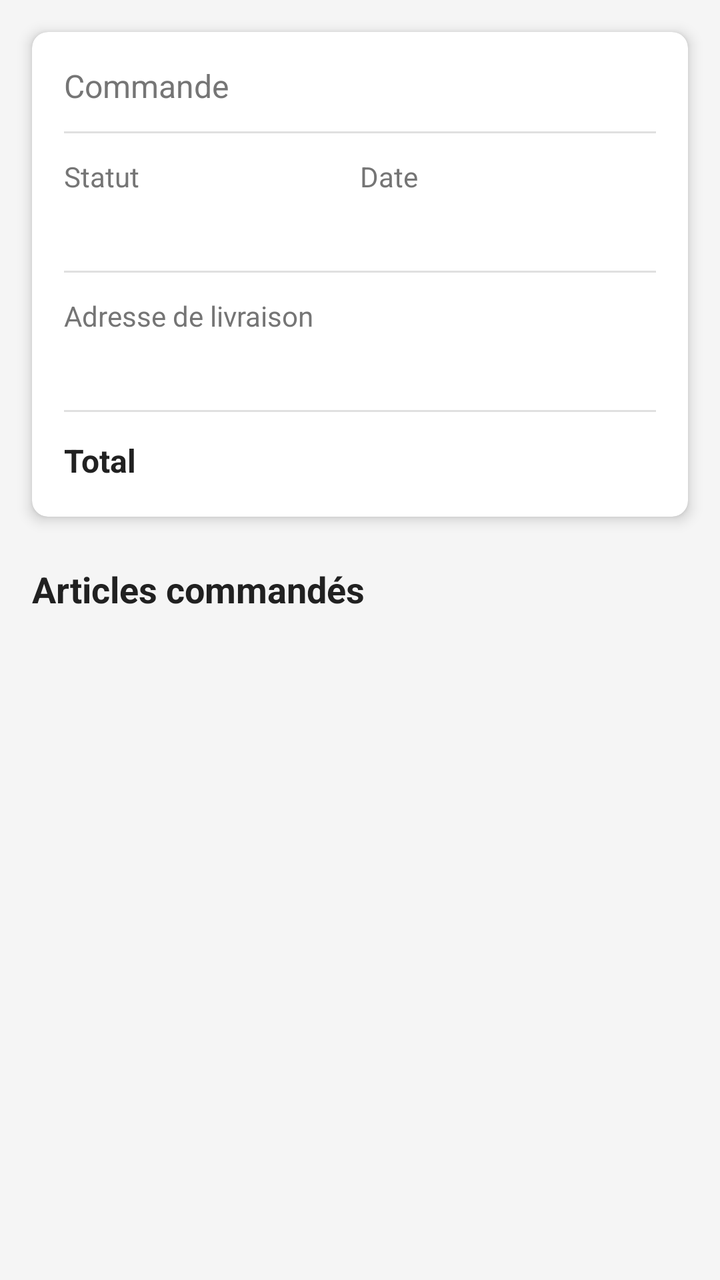
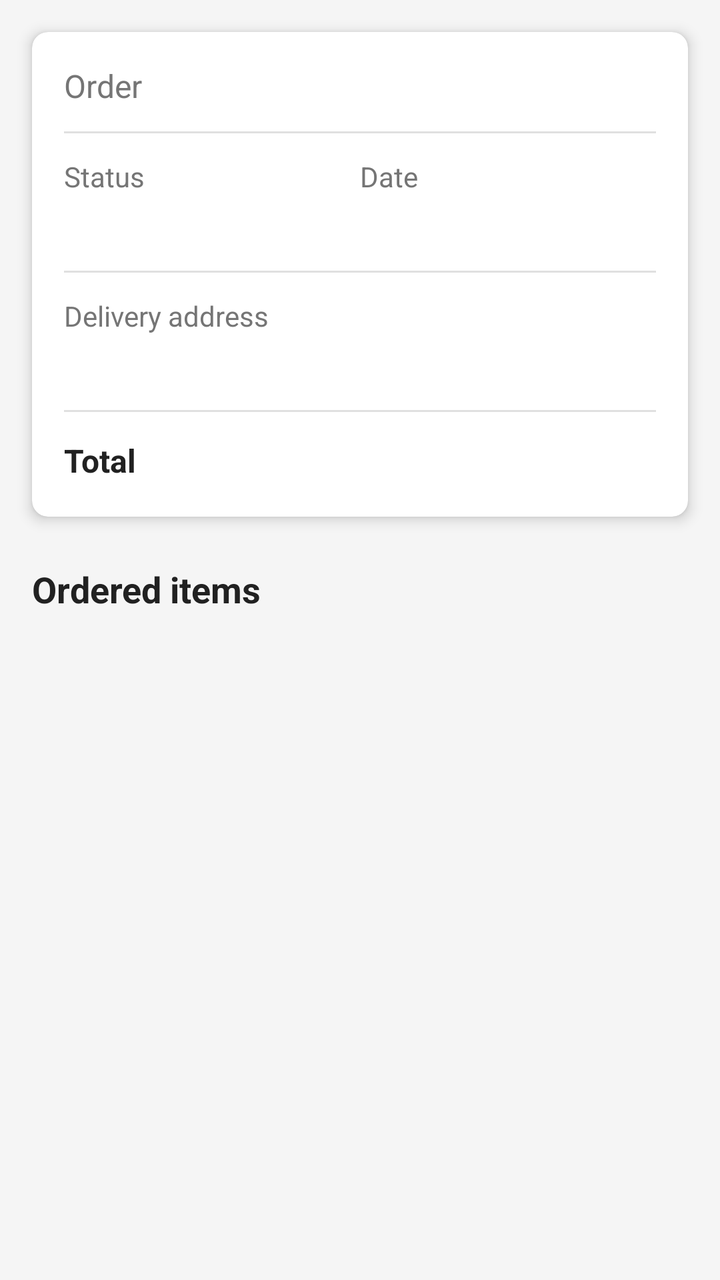

Before-and-after screenshots of an Android layout around one commit, followed by the original layout XML and the change that was made.
<!-- AndroidManifest.xml: application theme Theme.Clm_iot2 -->
<!-- res/layout/fragment_single_order.xml -->
<?xml version="1.0" encoding="utf-8"?>
<androidx.coordinatorlayout.widget.CoordinatorLayout
        xmlns:android="http://schemas.android.com/apk/res/android"
        xmlns:app="http://schemas.android.com/apk/res-auto"
        android:layout_width="match_parent"
        android:layout_height="match_parent"
        android:background="@color/background_color">

    <com.google.android.material.appbar.AppBarLayout
            android:layout_width="match_parent"
            android:layout_height="wrap_content"/>


    <androidx.core.widget.NestedScrollView
            android:layout_width="match_parent"
            android:layout_height="match_parent"
            app:layout_behavior="@string/appbar_scrolling_view_behavior">

        <LinearLayout
                android:layout_width="match_parent"
                android:layout_height="wrap_content"
                android:orientation="vertical">

            
            <com.google.android.material.card.MaterialCardView
                    android:layout_width="match_parent"
                    android:layout_height="wrap_content"
                    android:layout_margin="16dp"
                    app:cardCornerRadius="8dp"
                    app:cardElevation="4dp">

                <LinearLayout
                        android:layout_width="match_parent"
                        android:layout_height="wrap_content"
                        android:orientation="vertical"
                        android:padding="16dp">

                    <LinearLayout
                            android:layout_width="match_parent"
                            android:layout_height="wrap_content"
                            android:orientation="horizontal"
                            android:gravity="center_vertical">

                        <TextView
                                android:layout_width="0dp"
                                android:layout_height="wrap_content"
                                android:layout_weight="1"
                                android:text="Commande"
                                android:textSize="16sp"
                                android:textColor="@color/secondary_text_color"/>

                        <TextView
                                android:id="@+id/orderId"
                                android:layout_width="wrap_content"
                                android:layout_height="wrap_content"
                                android:textSize="16sp"
                                android:textStyle="bold"
                                android:textColor="@color/primary_text_color"/>
                    </LinearLayout>

                    <View
                            android:layout_width="match_parent"
                            android:layout_height="1dp"
                            android:layout_marginTop="12dp"
                            android:layout_marginBottom="12dp"
                            android:background="@color/divider_color"/>

                    <LinearLayout
                            android:layout_width="match_parent"
                            android:layout_height="wrap_content"
                            android:orientation="horizontal">

                        <LinearLayout
                                android:layout_width="0dp"
                                android:layout_height="wrap_content"
                                android:layout_weight="1"
                                android:orientation="vertical">

                            <TextView
                                    android:layout_width="wrap_content"
                                    android:layout_height="wrap_content"
                                    android:text="Statut"
                                    android:textSize="14sp"
                                    android:textColor="@color/secondary_text_color"/>

                            <TextView
                                    android:id="@+id/orderStatus"
                                    android:layout_width="wrap_content"
                                    android:layout_height="wrap_content"
                                    android:layout_marginTop="4dp"
                                    android:textSize="16sp"
                                    android:textColor="@color/primary_text_color"/>
                        </LinearLayout>

                        <LinearLayout
                                android:layout_width="0dp"
                                android:layout_height="wrap_content"
                                android:layout_weight="1"
                                android:orientation="vertical">

                            <TextView
                                    android:layout_width="wrap_content"
                                    android:layout_height="wrap_content"
                                    android:text="Date"
                                    android:textSize="14sp"
                                    android:textColor="@color/secondary_text_color"/>

                            <TextView
                                    android:id="@+id/orderDate"
                                    android:layout_width="wrap_content"
                                    android:layout_height="wrap_content"
                                    android:layout_marginTop="4dp"
                                    android:textSize="16sp"
                                    android:textColor="@color/primary_text_color"/>
                        </LinearLayout>
                    </LinearLayout>

                    <View
                            android:layout_width="match_parent"
                            android:layout_height="1dp"
                            android:layout_marginTop="12dp"
                            android:layout_marginBottom="12dp"
                            android:background="@color/divider_color"/>

                    <LinearLayout
                            android:layout_width="match_parent"
                            android:layout_height="wrap_content"
                            android:orientation="vertical">

                        <TextView
                                android:layout_width="wrap_content"
                                android:layout_height="wrap_content"
                                android:text="Adresse de livraison"
                                android:textSize="14sp"
                                android:textColor="@color/secondary_text_color"/>

                        <TextView
                                android:id="@+id/orderAddress"
                                android:layout_width="wrap_content"
                                android:layout_height="wrap_content"
                                android:layout_marginTop="4dp"
                                android:textSize="16sp"
                                android:textColor="@color/primary_text_color"/>
                    </LinearLayout>

                    <View
                            android:layout_width="match_parent"
                            android:layout_height="1dp"
                            android:layout_marginTop="12dp"
                            android:layout_marginBottom="12dp"
                            android:background="@color/divider_color"/>

                    <LinearLayout
                            android:layout_width="match_parent"
                            android:layout_height="wrap_content"
                            android:orientation="horizontal"
                            android:gravity="center_vertical">

                        <TextView
                                android:layout_width="0dp"
                                android:layout_height="wrap_content"
                                android:layout_weight="1"
                                android:text="Total"
                                android:textSize="16sp"
                                android:textStyle="bold"
                                android:textColor="@color/primary_text_color"/>

                        <TextView
                                android:id="@+id/orderTotal"
                                android:layout_width="wrap_content"
                                android:layout_height="wrap_content"
                                android:textSize="18sp"
                                android:textStyle="bold"
                                android:textColor="@color/accent_color"/>
                    </LinearLayout>
                </LinearLayout>
            </com.google.android.material.card.MaterialCardView>

            
            <TextView
                    android:layout_width="match_parent"
                    android:layout_height="wrap_content"
                    android:layout_marginStart="16dp"
                    android:layout_marginEnd="16dp"
                    android:layout_marginTop="8dp"
                    android:text="Articles commandés"
                    android:textSize="18sp"
                    android:textStyle="bold"
                    android:textColor="@color/primary_text_color"/>

            
            <android.widget.ProgressBar
                    android:id="@+id/productLoadingProgressBar"
                    android:layout_width="wrap_content"
                    android:layout_height="wrap_content"
                    android:layout_gravity="center"
                    android:visibility="gone"
                    android:indeterminate="true"/>


            
            <androidx.recyclerview.widget.RecyclerView
                    android:id="@+id/orderProductsList"
                    android:layout_width="match_parent"
                    android:layout_height="wrap_content"
                    android:layout_marginTop="8dp"
                    android:layout_marginBottom="16dp"
                    android:nestedScrollingEnabled="false"/>

        </LinearLayout>
    </androidx.core.widget.NestedScrollView>
</androidx.coordinatorlayout.widget.CoordinatorLayout>
<!-- resources referenced by this layout -->
<resources>
  <color name="accent_color">#FF5722</color>
  <color name="background_color">#F5F5F5</color>
  <color name="divider_color">#E0E0E0</color>
  <color name="primary_text_color">#212121</color>
  <color name="secondary_text_color">#757575</color>
  <style name="Theme.Clm_iot2" parent="Theme.MaterialComponents.DayNight.DarkActionBar">
          
          <item name="colorPrimary">@color/purple_500</item>
          <item name="colorPrimaryVariant">@color/purple_700</item>
          <item name="colorOnPrimary">@color/white</item>
          
          <item name="colorSecondary">@color/teal_200</item>
          <item name="colorSecondaryVariant">@color/teal_700</item>
          <item name="colorOnSecondary">@color/black</item>
          
          <item name="android:statusBarColor">?attr/colorPrimaryVariant</item>
          
      </style>
  <color name="purple_500">#FF6200EE</color>
  <color name="purple_700">#FF3700B3</color>
  <color name="white">#FFFFFF</color>
  <color name="teal_200">#FF03DAC5</color>
  <color name="teal_700">#FF018786</color>
  <color name="black">#000000</color>
</resources>

<!-- the commit's change to res/layout/fragment_single_order.xml (unified diff, before → after) -->
@@ -45,7 +45,7 @@
                                 android:layout_width="0dp"
                                 android:layout_height="wrap_content"
                                 android:layout_weight="1"
-                                android:text="Commande"
+                                android:text="@string/order_text"
                                 android:textSize="16sp"
                                 android:textColor="@color/secondary_text_color"/>
 
@@ -79,7 +79,7 @@
                             <TextView
                                     android:layout_width="wrap_content"
                                     android:layout_height="wrap_content"
-                                    android:text="Statut"
+                                    android:text="@string/status_text"
                                     android:textSize="14sp"
                                     android:textColor="@color/secondary_text_color"/>
 
@@ -101,7 +101,7 @@
                             <TextView
                                     android:layout_width="wrap_content"
                                     android:layout_height="wrap_content"
-                                    android:text="Date"
+                                    android:text="@string/date_text"
                                     android:textSize="14sp"
                                     android:textColor="@color/secondary_text_color"/>
 
@@ -130,7 +130,7 @@
                         <TextView
                                 android:layout_width="wrap_content"
                                 android:layout_height="wrap_content"
-                                android:text="Adresse de livraison"
+                                android:text="@string/delivery_address"
                                 android:textSize="14sp"
                                 android:textColor="@color/secondary_text_color"/>
 
@@ -160,7 +160,7 @@
                                 android:layout_width="0dp"
                                 android:layout_height="wrap_content"
                                 android:layout_weight="1"
-                                android:text="Total"
+                                android:text="@string/total_text"
                                 android:textSize="16sp"
                                 android:textStyle="bold"
                                 android:textColor="@color/primary_text_color"/>
@@ -183,7 +183,7 @@
                     android:layout_marginStart="16dp"
                     android:layout_marginEnd="16dp"
                     android:layout_marginTop="8dp"
-                    android:text="Articles commandés"
+                    android:text="@string/ordered_items"
                     android:textSize="18sp"
                     android:textStyle="bold"
                     android:textColor="@color/primary_text_color"/>
<!-- resource entries referenced after the edit -->
@@ -5,6 +5,12 @@
   <color name="divider_color">#E0E0E0</color>
   <color name="primary_text_color">#212121</color>
   <color name="secondary_text_color">#757575</color>
+  <string name="date_text">Date</string>
+  <string name="delivery_address">Delivery address</string>
+  <string name="order_text">Order</string>
+  <string name="ordered_items">Ordered items</string>
+  <string name="status_text">Status</string>
+  <string name="total_text">Total</string>
   <style name="Theme.Clm_iot2" parent="Theme.MaterialComponents.DayNight.DarkActionBar">
           
           <item name="colorPrimary">@color/purple_500</item>
